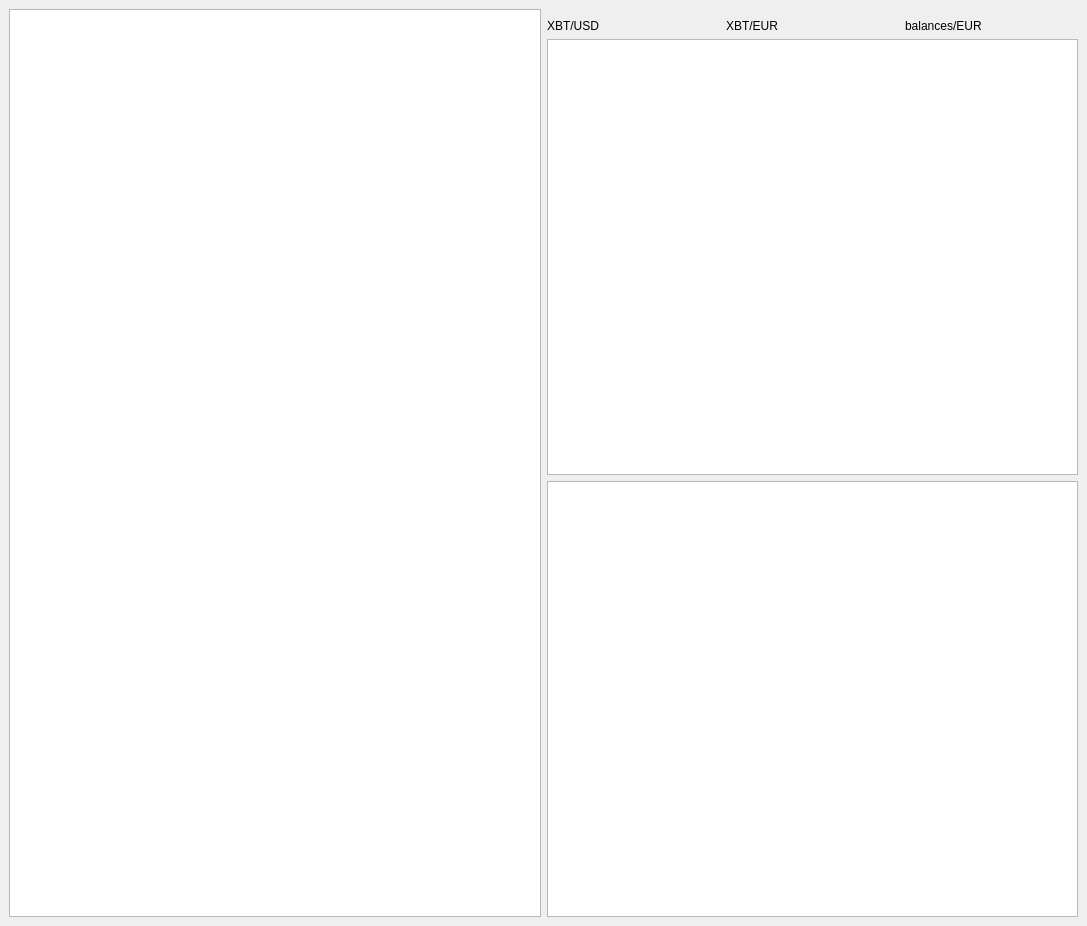
Old version of the form trader.ui in the repository frans-fuerst/ticker.
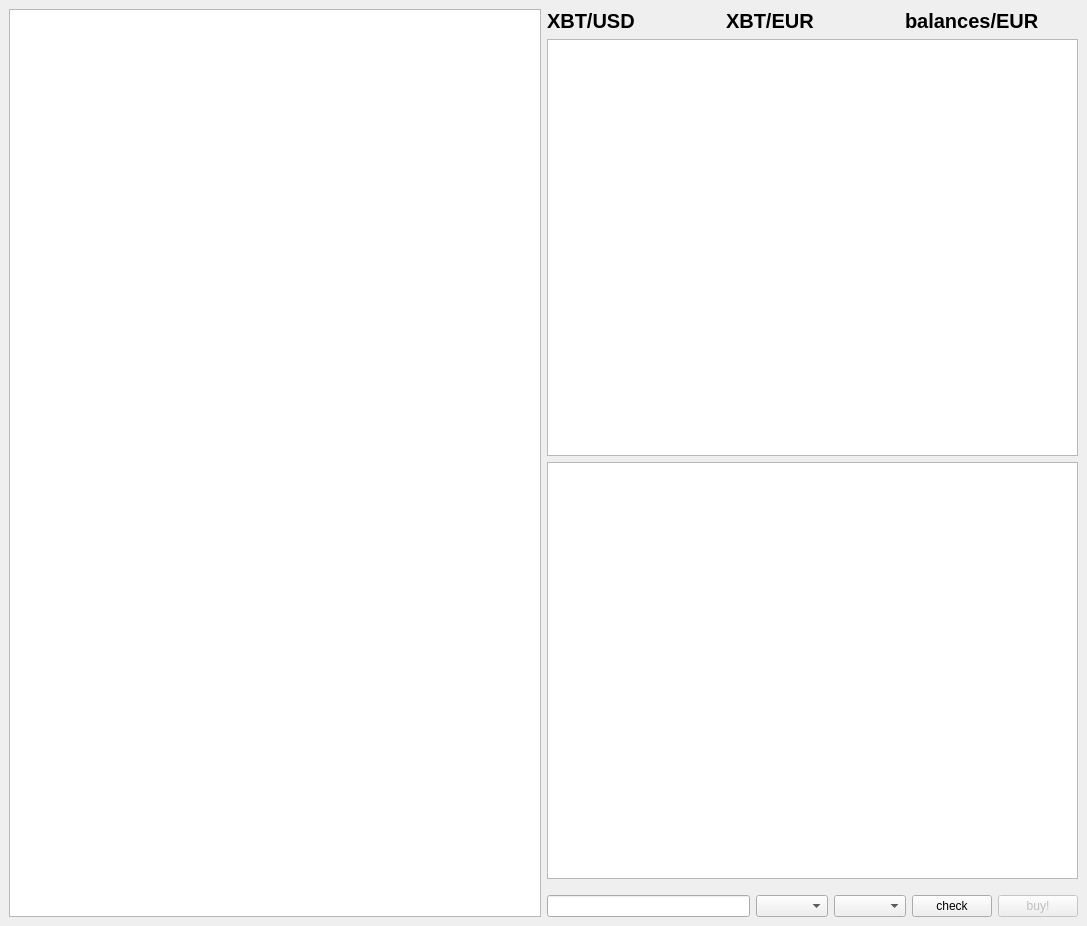
New version of the form.

Patch:
```diff
--- a/trader.ui
+++ b/trader.ui
@@ -22,11 +22,15 @@
      <layout class="QVBoxLayout" name="verticalLayout">
       <item>
        <layout class="QHBoxLayout" name="horizontalLayout_2">
-        <property name="topMargin">
-         <number>10</number>
-        </property>
         <item>
          <widget class="QLabel" name="lbl_XBT_USD">
+          <property name="font">
+           <font>
+            <pointsize>15</pointsize>
+            <weight>75</weight>
+            <bold>true</bold>
+           </font>
+          </property>
           <property name="text">
            <string>XBT/USD</string>
           </property>
@@ -34,6 +38,13 @@
         </item>
         <item>
          <widget class="QLabel" name="lbl_XBT_EUR">
+          <property name="font">
+           <font>
+            <pointsize>15</pointsize>
+            <weight>75</weight>
+            <bold>true</bold>
+           </font>
+          </property>
           <property name="text">
            <string>XBT/EUR</string>
           </property>
@@ -41,6 +52,13 @@
         </item>
         <item>
          <widget class="QLabel" name="lbl_bal_EUR">
+          <property name="font">
+           <font>
+            <pointsize>15</pointsize>
+            <weight>75</weight>
+            <bold>true</bold>
+           </font>
+          </property>
           <property name="text">
            <string>balances/EUR</string>
           </property>
@@ -58,7 +76,40 @@
        </widget>
       </item>
       <item>
-       <widget class="QPlainTextEdit" name="txt_output"/>
+       <widget class="QListWidget" name="listWidget"/>
+      </item>
+      <item>
+       <layout class="QHBoxLayout" name="horizontalLayout_3">
+        <property name="topMargin">
+         <number>10</number>
+        </property>
+        <item>
+         <widget class="QLineEdit" name="le_trade_amount"/>
+        </item>
+        <item>
+         <widget class="QComboBox" name="cb_trade_curr_sell"/>
+        </item>
+        <item>
+         <widget class="QComboBox" name="cb_trade_curr_buy"/>
+        </item>
+        <item>
+         <widget class="QPushButton" name="pb_check">
+          <property name="text">
+           <string>check</string>
+          </property>
+         </widget>
+        </item>
+        <item>
+         <widget class="QPushButton" name="pb_buy">
+          <property name="enabled">
+           <bool>false</bool>
+          </property>
+          <property name="text">
+           <string>buy!</string>
+          </property>
+         </widget>
+        </item>
+       </layout>
       </item>
      </layout>
     </item>
```
